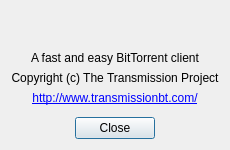
This is trunk/qt/about.ui in svn2github/trs-svn as Qt 5 draws it before an edit. The edited form follows.
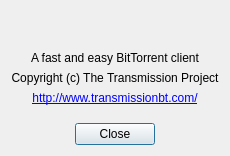
This is the edited form.

```diff
--- a/trunk/qt/about.ui
+++ b/trunk/qt/about.ui
@@ -78,7 +78,7 @@
      <property name="sizeHint" stdset="0">
       <size>
        <width>1</width>
-       <height>6</height>
+       <height>12</height>
       </size>
      </property>
     </spacer>
```
Left out of the diff: 2 changed lines with no effect on the pictures.
